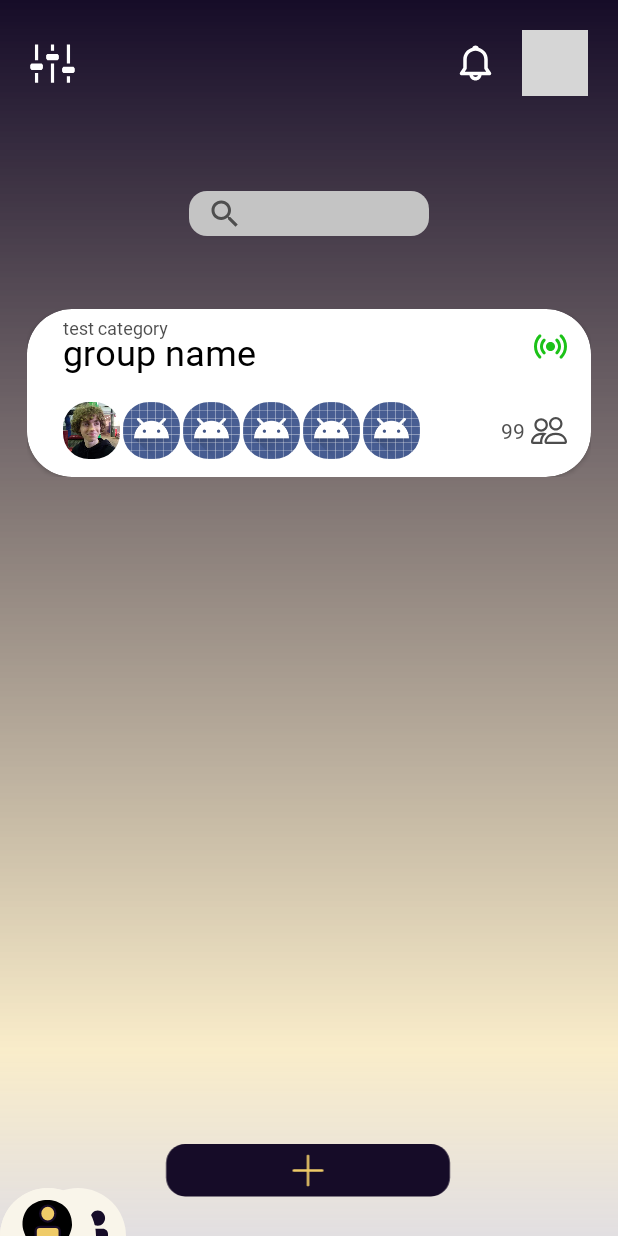
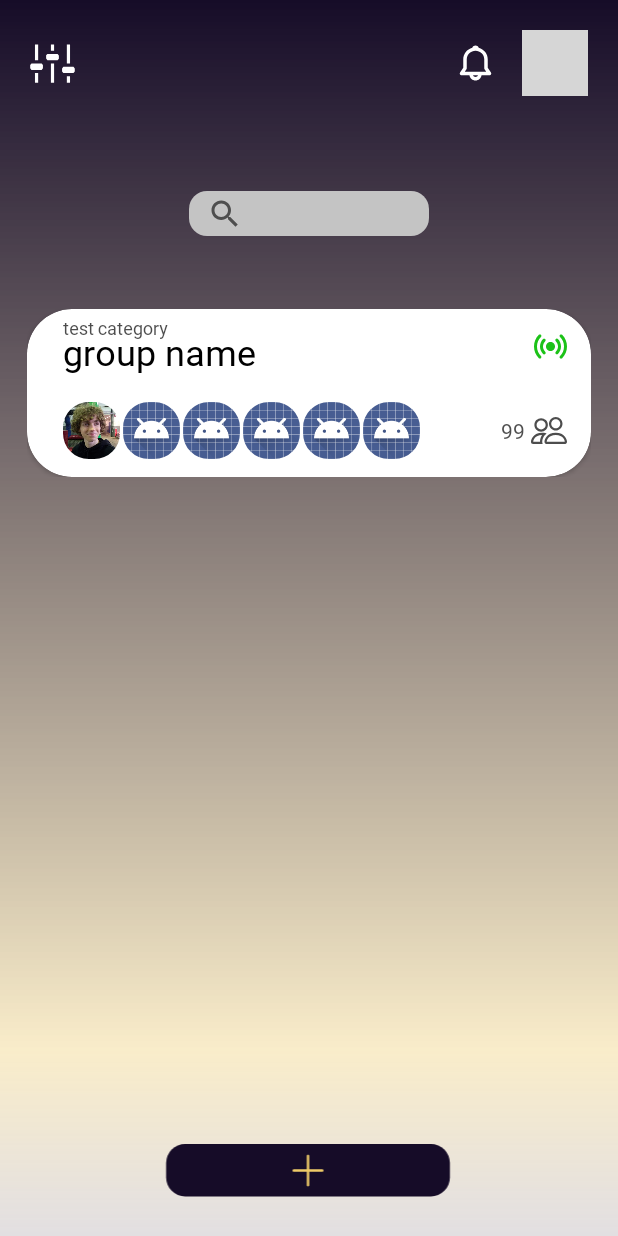
Before and after one commit to SamuelTocci/Fleet, an Android app: the GroupActivity screen opened directly, with no data from a screen before it, on a phone screen of 412 x 824 dp. Run offline under Robolectric (Android 15) with nearby library versions, the phone set to English and light mode, and no system bars; our stand-ins replace Picasso; libraries missing offline, so code that uses them is left out: com.facebook, com.facebook.appevents; pictures from the network do not load; grey boxes are pictures that could not be loaded.

Commit message:
add card functionaliteit toegevoegd

```diff
--- a/app/src/main/java/com/example/fleet/GroupActivity.java
+++ b/app/src/main/java/com/example/fleet/GroupActivity.java
@@ -16,8 +16,10 @@ import com.squareup.picasso.Picasso;
 import java.lang.reflect.Array;
 import java.nio.channels.ClosedByInterruptException;
 import java.util.ArrayList;
+import java.util.Arrays;
 import java.util.HashMap;
 import java.util.Map;
+import java.util.stream.Stream;
 
 @SuppressWarnings("unchecked")
 public class GroupActivity extends AppCompatActivity {
@@ -34,6 +36,8 @@ public class GroupActivity extends AppCompatActivity {
     private String userId;
     private ImageView add_btn;
     private ImageView add_btn_card;
+    private ImageView cancel_button, qr_button,single_button,group_button;
+    private ImageView plus1,plus2;
 
     @Override
     protected void onCreate(@Nullable Bundle savedInstanceState) {
@@ -49,16 +53,60 @@ public class GroupActivity extends AppCompatActivity {
         add_btn = findViewById(R.id.add_btn);
 
         add_btn_card = findViewById(R.id.addbtn_card);
+        cancel_button = findViewById(R.id.cancel_button);
+        qr_button = findViewById(R.id.qr_button);
+        single_button = findViewById(R.id.single_button);
+        group_button = findViewById(R.id.group_button);
+        plus1 = findViewById(R.id.plus1);
+        plus2 = findViewById(R.id.plus2);
 
+        ImageView[] addCard = {cancel_button,qr_button,single_button,group_button,plus1,plus2,add_btn_card};
 
-        add_btn_card.setVisibility(View.GONE);
+        Arrays.stream(addCard)
+                .forEach(e -> e.setVisibility(View.GONE));
+
+//        add_btn_card.setVisibility(View.GONE);
+//        cancel_button.setVisibility(View.GONE);
+//        qr_button.setVisibility(View.GONE);
+//        single_button.setVisibility(View.GONE);
+//        group_button.setVisibility(View.GONE);
+//        plus1.setVisibility(View.GONE);
+//        plus2.setVisibility(View.GONE);
 
         add_btn.setOnClickListener(new View.OnClickListener() {
             @Override
             public void onClick(View v) {
                     Log.d("demo ", "add button pressed");
                     add_btn.setVisibility(View.GONE);
-                    add_btn_card.setVisibility(View.VISIBLE);
+                    Arrays.stream(addCard)
+                            .forEach(e -> e.setVisibility(View.VISIBLE));
+            }
+        });
+
+        cancel_button.setOnClickListener(new View.OnClickListener() {
+            @Override
+            public void onClick(View v) {
+                Arrays.stream(addCard)
+                        .forEach(e -> e.setVisibility(View.GONE));
+                add_btn.setVisibility(View.VISIBLE);
+            }
+        });
+        qr_button.setOnClickListener(new View.OnClickListener() {
+            @Override
+            public void onClick(View v) {
+                //intent naar qr scanner
+            }
+        });
+        single_button.setOnClickListener(new View.OnClickListener() {
+            @Override
+            public void onClick(View v) {
+                //intent naar temp event creation
+            }
+        });
+        group_button.setOnClickListener(new View.OnClickListener() {
+            @Override
+            public void onClick(View v) {
+                //intent naar group creation view
             }
         });
 
--- /dev/null
+++ b/app/src/main/res/drawable/ic_plus.xml
@@ -0,0 +1,9 @@
+<vector xmlns:android="http://schemas.android.com/apk/res/android"
+    android:width="15dp"
+    android:height="16dp"
+    android:viewportWidth="15"
+    android:viewportHeight="16">
+  <path
+      android:pathData="M14.4231,7.0839H8.0771V0.5903C8.0771,0.4338 8.0163,0.2836 7.9081,0.1729C7.7999,0.0622 7.6532,0 7.5002,0C7.3472,0 7.2004,0.0622 7.0922,0.1729C6.9841,0.2836 6.9233,0.4338 6.9233,0.5903V7.0839H0.5773C0.4243,7.0839 0.2775,7.1461 0.1694,7.2568C0.0612,7.3675 0.0004,7.5177 0.0004,7.6742C-0.0025,7.7509 0.0108,7.8274 0.0393,7.8984C0.0677,7.9695 0.1107,8.0334 0.1654,8.086C0.2201,8.1386 0.2851,8.1786 0.3562,8.2033C0.4272,8.228 0.5026,8.2368 0.5773,8.2291H6.9233V14.7581C6.9233,14.9147 6.9841,15.0648 7.0922,15.1755C7.2004,15.2863 7.3472,15.3484 7.5002,15.3484C7.6532,15.3484 7.7999,15.2863 7.9081,15.1755C8.0163,15.0648 8.0771,14.9147 8.0771,14.7581V8.2646H14.4231C14.5761,8.2646 14.7228,8.2024 14.831,8.0917C14.9392,7.9809 15,7.8308 15,7.6742C15,7.5177 14.9392,7.3675 14.831,7.2568C14.7228,7.1461 14.5761,7.0839 14.4231,7.0839Z"
+      android:fillColor="#EFCB68"/>
+</vector>
--- a/app/src/main/res/layout/group_view.xml
+++ b/app/src/main/res/layout/group_view.xml
@@ -85,7 +85,7 @@
             android:layout_width="wrap_content"
             android:layout_height="wrap_content"
             app:srcCompat="@drawable/ic_cancel"
-            android:id="@+id/imageView7"
+            android:id="@+id/cancel_button"
             app:layout_constraintEnd_toEndOf="@+id/addbtn_card"
             android:layout_marginEnd="20dp"
             app:layout_constraintBottom_toBottomOf="parent"
@@ -95,19 +95,20 @@
             android:layout_width="wrap_content"
             android:layout_height="wrap_content"
             app:srcCompat="@drawable/ic_scanner"
-            android:id="@+id/imageView9"
-            tools:layout_editor_absoluteX="222dp"
-            app:layout_constraintTop_toTopOf="@+id/imageView7"
-            app:layout_constraintBottom_toBottomOf="@+id/imageView7"
-            app:layout_constraintVertical_bias="0.0" />
+            android:id="@+id/qr_button"
+            app:layout_constraintTop_toTopOf="@+id/cancel_button"
+            app:layout_constraintBottom_toBottomOf="@+id/cancel_button"
+            app:layout_constraintVertical_bias="0.0"
+            app:layout_constraintEnd_toStartOf="@+id/cancel_button"
+            app:layout_constraintStart_toEndOf="@+id/single_button" />
 
     <ImageView
             android:layout_width="wrap_content"
             android:layout_height="wrap_content"
             app:srcCompat="@drawable/ic_create_group"
-            android:id="@+id/imageView12"
-            app:layout_constraintTop_toTopOf="@+id/imageView13"
-            app:layout_constraintBottom_toBottomOf="@+id/imageView13"
+            android:id="@+id/group_button"
+            app:layout_constraintTop_toTopOf="@+id/single_button"
+            app:layout_constraintBottom_toBottomOf="@+id/single_button"
             app:layout_constraintStart_toStartOf="@+id/addbtn_card"
             android:layout_marginStart="20dp" />
 
@@ -115,10 +116,31 @@
             android:layout_width="wrap_content"
             android:layout_height="wrap_content"
             app:srcCompat="@drawable/ic_temp_event"
-            android:id="@+id/imageView13"
-            tools:layout_editor_absoluteX="126dp"
-            app:layout_constraintTop_toTopOf="@+id/imageView9"
-            app:layout_constraintBottom_toBottomOf="@+id/imageView9"
-            app:layout_constraintVertical_bias="0.0" />
+            android:id="@+id/single_button"
+            app:layout_constraintTop_toTopOf="@+id/qr_button"
+            app:layout_constraintBottom_toBottomOf="@+id/qr_button"
+            app:layout_constraintVertical_bias="0.0"
+            app:layout_constraintStart_toEndOf="@+id/group_button"
+            android:layout_marginStart="40dp" />
+
+    <ImageView
+            android:layout_width="wrap_content"
+            android:layout_height="wrap_content"
+            app:srcCompat="@drawable/ic_plus"
+            android:id="@+id/plus1"
+            app:layout_constraintTop_toTopOf="@+id/group_button"
+            android:layout_marginTop="52dp"
+            app:layout_constraintStart_toStartOf="@+id/group_button"
+            android:layout_marginStart="56dp" />
+
+    <ImageView
+            android:layout_width="wrap_content"
+            android:layout_height="wrap_content"
+            app:srcCompat="@drawable/ic_plus"
+            android:id="@+id/plus2"
+            app:layout_constraintTop_toTopOf="@+id/single_button"
+            app:layout_constraintStart_toStartOf="@+id/single_button"
+            android:layout_marginTop="52dp"
+            android:layout_marginStart="56dp" />
 
 </androidx.constraintlayout.widget.ConstraintLayout>
```
